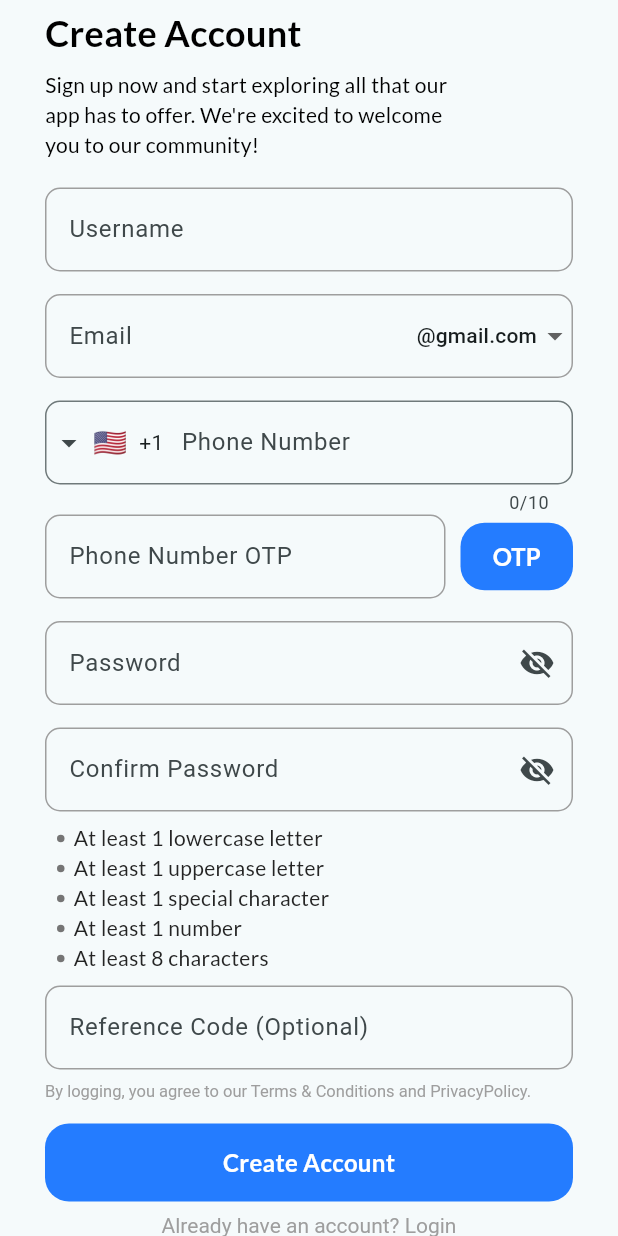
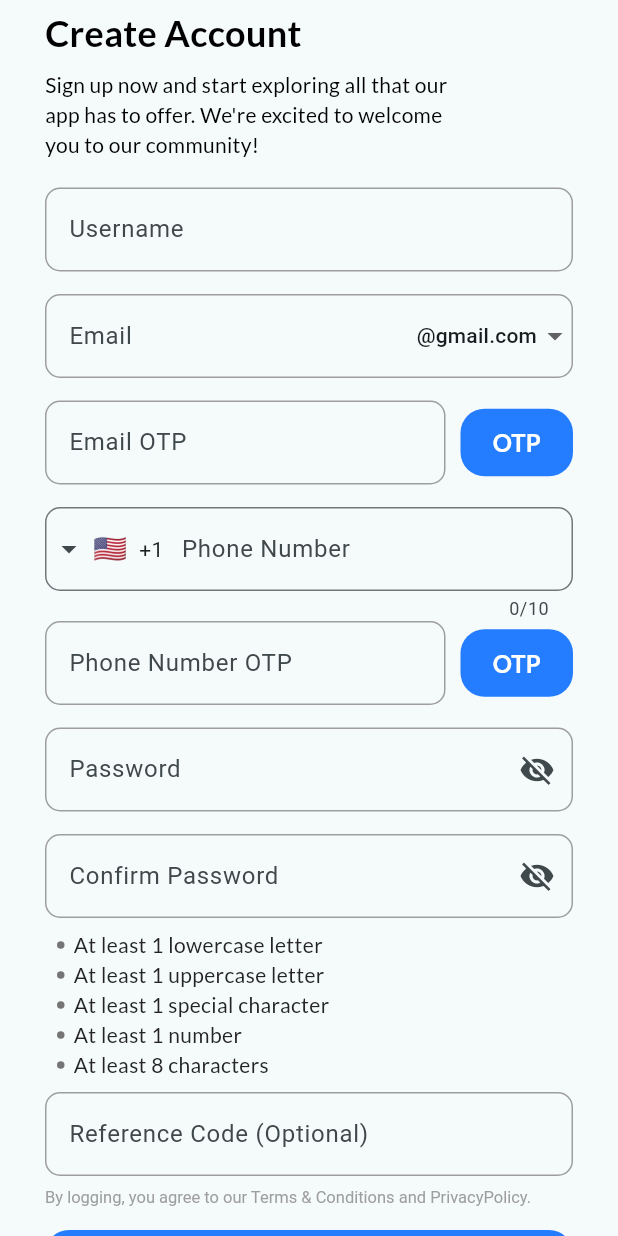
Before and after one commit to Sukhmeetsingh306/NFT_Trading, a Flutter app: the screen it shows after launch, on a phone screen of 412 x 824 dp. Run offline on Flutter 3.47's test engine with Material 3 defaults, Android fonts, the phone set to English and light mode, and no system bars; drawn by our look-alikes of intl_phone_field; our stand-ins replace google_fonts.

Commit message:
email otp sent

```diff
--- a/frontend/lib/screens/signup_screen.dart
+++ b/frontend/lib/screens/signup_screen.dart
@@ -25,11 +25,13 @@ class _SignUpScreenState extends State<SignUpScreen> {
   final TextEditingController _phoneController = TextEditingController();
   final TextEditingController _referenceController = TextEditingController();
   final TextEditingController _otpPhoneController = TextEditingController();
+  final TextEditingController _otpEmailController = TextEditingController();
 
   bool _obscureText = true;
   bool _confirmObscureText = true;
   bool hasMinLength = false;
-  bool otpSent = false; // Flag to show hint
+  bool otpSent = false;
+  bool otpEmailSent = false;
 
   final passwordFocusNode = FocusNode();
   final passwordConfirmationFocusNode = FocusNode();
@@ -63,6 +65,7 @@ class _SignUpScreenState extends State<SignUpScreen> {
     _phoneController.dispose();
     _referenceController.dispose();
     _otpPhoneController.dispose();
+    _otpEmailController.dispose();
   }
 
   void _sendOTP() {
@@ -75,6 +78,19 @@ class _SignUpScreenState extends State<SignUpScreen> {
 
     setState(() {
       otpSent = true;
+    });
+  }
+
+  void _sendEmailOTP() {
+    if (_emailController.text.isEmpty) {
+      ScaffoldMessenger.of(context).showSnackBar(
+        SnackBar(content: Text('Please enter a valid Email')),
+      );
+      return;
+    }
+
+    setState(() {
+      otpEmailSent = true;
     });
   }
 
@@ -172,6 +188,46 @@ class _SignUpScreenState extends State<SignUpScreen> {
                           _updateEmail();
                         },
                       ),
+                      sizedBoxH15(),
+                      Row(
+                        children: [
+                          Expanded(
+                            child: textFormField(
+                              _otpEmailController,
+                              'Email OTP',
+                              keyboardType: TextInputType.number,
+                              inputFormatters: [
+                                FilteringTextInputFormatter.digitsOnly
+                              ],
+                              (value) {
+                                if (value == null || value.isEmpty) {
+                                  return 'Please enter a valid OTP';
+                                }
+                                return null;
+                              },
+                            ),
+                          ),
+                          SizedBox(width: 10),
+                          AppTextButton(
+                            onPressed: () {
+                              _sendEmailOTP();
+                            },
+                            buttonText: 'OTP',
+                            buttonWidth: 75,
+                            buttonHeight: 45,
+                            horizontalPadding: 0,
+                            verticalPadding: 0,
+                          ),
+                        ],
+                      ),
+                      if (otpEmailSent)
+                        Padding(
+                          padding: const EdgeInsets.only(top: 4.0),
+                          child: googleText(
+                            'OTP has been sent to your Email',
+                            fontSize: 10,
+                          ),
+                        ),
                       sizedBoxH15(),
                       IntlPhoneField(
                         controller: _phoneController,
```
